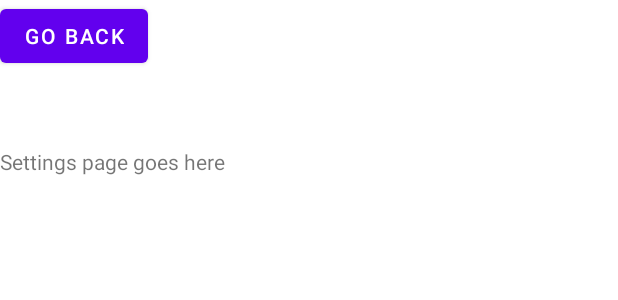
After one commit to vsharma8363/1999, an Android app: the layout activity_settings.xml on its own in the app's theme, with its tools: preview values and no code run, on a phone screen of 412 x 824 dp. The commit adds this screen. Shown: the top 300 px of the screen. Run offline under Robolectric (Android 15) with nearby library versions, the phone set to English and light mode, and no system bars.

Commit message:
Adding elementary screens in 1999

```diff
--- a/Android/app/src/main/AndroidManifest.xml
+++ b/Android/app/src/main/AndroidManifest.xml
@@ -14,6 +14,9 @@
         android:roundIcon="@mipmap/ic_launcher_round"
         android:supportsRtl="true"
         android:theme="@style/Theme.1999">
+        <activity
+            android:name=".ui.pages.Settings"
+            android:exported="false" />
         <activity
             android:name=".ui.pages.Hosting"
             android:exported="false" />
--- /dev/null
+++ b/Android/app/src/main/res/layout/activity_settings.xml
@@ -0,0 +1,47 @@
+<?xml version="1.0" encoding="utf-8"?>
+<androidx.constraintlayout.widget.ConstraintLayout xmlns:android="http://schemas.android.com/apk/res/android"
+    xmlns:app="http://schemas.android.com/apk/res-auto"
+    xmlns:tools="http://schemas.android.com/tools"
+    android:layout_width="match_parent"
+    android:layout_height="match_parent"
+    tools:context=".ui.pages.Settings">
+
+    <LinearLayout
+        android:id="@+id/settings_layout"
+        android:layout_width="fill_parent"
+        android:layout_height="fill_parent"
+        android:gravity="center|top"
+        android:orientation="vertical"
+        app:layout_constraintBottom_toBottomOf="parent"
+        app:layout_constraintEnd_toEndOf="parent"
+        app:layout_constraintStart_toStartOf="parent"
+        app:layout_constraintTop_toTopOf="parent">
+
+        <LinearLayout
+            android:layout_width="fill_parent"
+            android:layout_height="wrap_content"
+            android:orientation="horizontal"
+            android:gravity="left">
+
+            <Button
+                android:id="@+id/back_settings"
+                android:layout_width="wrap_content"
+                android:layout_height="wrap_content"
+                android:text="Go Back" />
+
+        </LinearLayout>
+
+        <Space
+            android:layout_width="match_parent"
+            android:layout_height="50dp" />
+
+        <TextView
+            android:id="@+id/textView3"
+            android:layout_width="match_parent"
+            android:layout_height="wrap_content"
+            android:text="Settings page goes here" />
+
+
+    </LinearLayout>
+
+</androidx.constraintlayout.widget.ConstraintLayout>
--- a/Android/app/src/main/res/values-night/themes.xml
+++ b/Android/app/src/main/res/values-night/themes.xml
@@ -13,4 +13,9 @@
         <item name="android:statusBarColor" tools:targetApi="l">?attr/colorPrimaryVariant</item>
         <!-- Customize your theme here. -->
     </style>
+
+    <style name="ThemeOverlay.1999.FullscreenContainer" parent="">
+        <item name="fullscreenBackgroundColor">@color/light_blue_900</item>
+        <item name="fullscreenTextColor">@color/light_blue_A400</item>
+    </style>
 </resources>
--- /dev/null
+++ b/Android/app/src/main/res/values/attrs.xml
@@ -0,0 +1,6 @@
+<resources>
+    <declare-styleable name="FullscreenAttrs">
+        <attr name="fullscreenBackgroundColor" format="color" />
+        <attr name="fullscreenTextColor" format="color" />
+    </declare-styleable>
+</resources>
--- a/Android/app/src/main/res/values/colors.xml
+++ b/Android/app/src/main/res/values/colors.xml
@@ -8,4 +8,9 @@
     <color name="black">#FF000000</color>
     <color name="white">#FFFFFFFF</color>
     <color name="demo_color">#011345</color>
+    <color name="light_blue_600">#FF039BE5</color>
+    <color name="light_blue_900">#FF01579B</color>
+    <color name="light_blue_A200">#FF40C4FF</color>
+    <color name="light_blue_A400">#FF00B0FF</color>
+    <color name="black_overlay">#66000000</color>
 </resources>
--- a/Android/app/src/main/res/values/strings.xml
+++ b/Android/app/src/main/res/values/strings.xml
@@ -10,4 +10,7 @@
     <string name="hello_second_fragment">Hello second fragment. Arg: %1$s</string>
     <!-- TODO: Remove or change this placeholder text -->
     <string name="hello_blank_fragment">Hello blank fragment</string>
+    <string name="title_activity_upcoming">Upcoming</string>
+    <string name="dummy_button">Dummy Button</string>
+    <string name="dummy_content">DUMMY\nCONTENT</string>
 </resources>
```
Also changed, not shown: Android/app/src/main/java/com/party/technologies/nineteen_ninety_nine/ui/Home.java (+9 -0 lines), Android/app/src/main/java/com/party/technologies/nineteen_ninety_nine/ui/pages/Settings.java (added, +28 -0 lines), Android/app/src/main/res/layout/activity_home.xml (+34 -6 lines), Android/app/src/main/res/values/styles.xml (added, +11 -0 lines), Android/app/src/main/res/values/themes.xml (+11 -0 lines).
